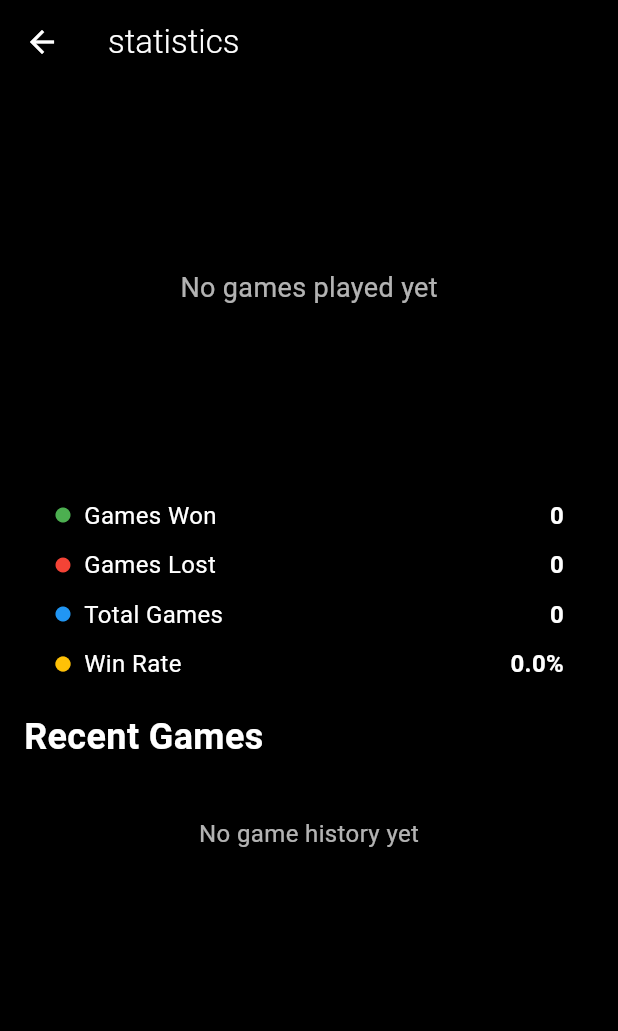
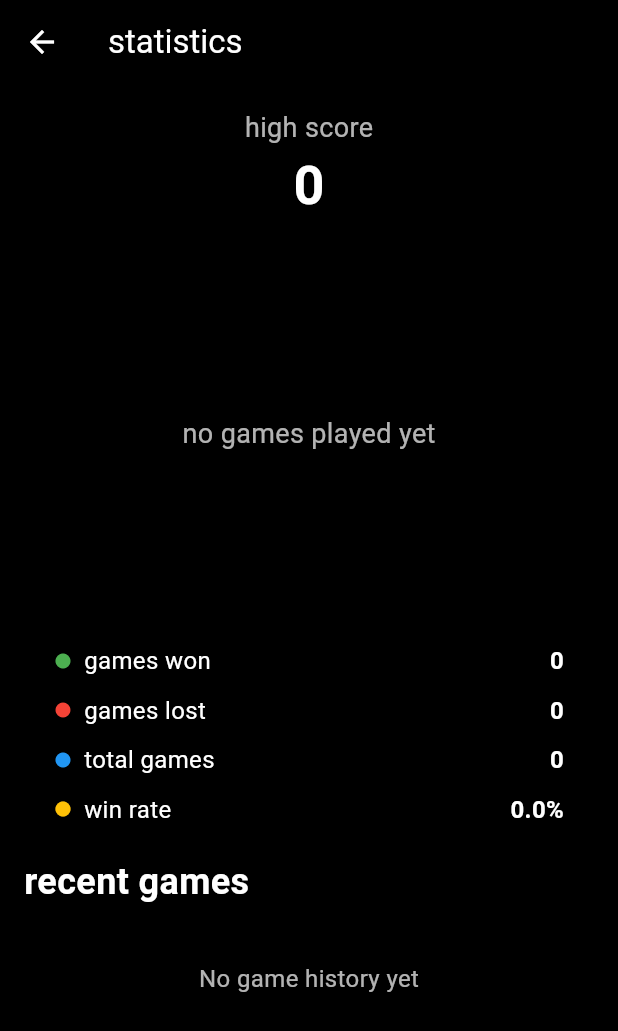
Before and after one commit to Illogicalll/solace, a Flutter app: the screen it shows after launch, after a tap on "statistics", on a phone screen of 412 x 824 dp. Shown: the top 1031 px of the screen. Run offline on Flutter 3.47's test engine with Material 3 defaults, Android fonts, the phone set to English and light mode, and no system bars; our stand-ins replace fl_chart, flutter_svg, shared_preferences; Roboto replaces fonts that are missing (CabinetGrotesk).

Commit message:
app icon, high score, victory screen restyle

```diff
--- a/lib/main.dart
+++ b/lib/main.dart
@@ -157,6 +157,12 @@ class _MainAppState extends State<MainApp> {
                                             await prefs.setInt('solace_games_lost', gamesLost + 1);
 
                                             final score = prefs.getInt('solace_score') ?? 0;
+
+                                            final currentHighScore = prefs.getInt('solace_high_score') ?? 0;
+                                            if (score > currentHighScore) {
+                                              await prefs.setInt('solace_high_score', score);
+                                            }
+
                                             final gameHistoryJson = prefs.getString('solace_games_history') ?? '[]';
                                             List<dynamic> gameHistory = [];
                                             try {
--- a/lib/statistics.dart
+++ b/lib/statistics.dart
@@ -14,6 +14,7 @@ class StatisticsPage extends StatefulWidget {
 class _StatisticsPageState extends State<StatisticsPage> {
   int gamesWon = 0;
   int gamesLost = 0;
+  int highScore = 0;
   bool isLoading = true;
   List<Map<String, dynamic>> recentGames = [];
 
@@ -28,6 +29,9 @@ class _StatisticsPageState extends State<StatisticsPage> {
     final won = prefs.getInt('solace_games_won') ?? 0;
     final lost = prefs.getInt('solace_games_lost') ?? 0;
 
+    // Load high score from persistent storage
+    final storedHighScore = prefs.getInt('solace_high_score') ?? 0;
+
     final gamesHistoryJson = prefs.getString('solace_games_history') ?? '[]';
     List<dynamic> gamesHistoryList = [];
     try {
@@ -39,6 +43,7 @@ class _StatisticsPageState extends State<StatisticsPage> {
     setState(() {
       gamesWon = won;
       gamesLost = lost;
+      highScore = storedHighScore;
       recentGames = List<Map<String, dynamic>>.from(gamesHistoryList);
       isLoading = false;
     });
@@ -55,7 +60,7 @@ class _StatisticsPageState extends State<StatisticsPage> {
           style: TextStyle(
             color: Colors.white,
             fontFamily: 'CabinetGrotesk',
-            fontWeight: FontWeight.w300,
+            fontWeight: FontWeight.w400,
           ),
         ),
         backgroundColor: Colors.black,
@@ -68,6 +73,30 @@ class _StatisticsPageState extends State<StatisticsPage> {
               child: Column(
                 crossAxisAlignment: CrossAxisAlignment.start,
                 children: [
+                  Center(
+                    child: Column(
+                      children: [
+                        const Text(
+                          'high score',
+                          style: TextStyle(
+                            color: Colors.white70,
+                            fontSize: 18,
+                            fontFamily: 'CabinetGrotesk',
+                          ),
+                        ),
+                        Text(
+                          '$highScore',
+                          style: const TextStyle(
+                            color: Colors.white,
+                            fontSize: 36,
+                            fontWeight: FontWeight.bold,
+                            fontFamily: 'CabinetGrotesk',
+                          ),
+                        ),
+                        const SizedBox(height: 20),
+                      ],
+                    ),
+                  ),
                   const SizedBox(height: 20),
                   SizedBox(
                     height: 200,
@@ -78,11 +107,12 @@ class _StatisticsPageState extends State<StatisticsPage> {
                   _buildStatsList(),
                   const SizedBox(height: 20),
                   const Text(
-                    'Recent Games',
+                    'recent games',
                     style: TextStyle(
                       color: Colors.white,
                       fontSize: 24,
                       fontWeight: FontWeight.bold,
+                      fontFamily: 'CabinetGrotesk',
                     ),
                   ),
                   const SizedBox(height: 16),
@@ -99,7 +129,7 @@ class _StatisticsPageState extends State<StatisticsPage> {
     if (total == 0) {
       return const Center(
         child: Text(
-          'No games played yet',
+          'no games played yet',
           style: TextStyle(color: Colors.white70, fontSize: 18),
         )
       );
@@ -146,13 +176,13 @@ class _StatisticsPageState extends State<StatisticsPage> {
       padding: const EdgeInsets.symmetric(horizontal: 20.0),
       child: Column(
         children: [
-          _buildStatRow('Games Won', gamesWon.toString(), Colors.green),
+          _buildStatRow('games won', gamesWon.toString(), Colors.green),
           const SizedBox(height: 10),
-          _buildStatRow('Games Lost', gamesLost.toString(), Colors.red),
+          _buildStatRow('games lost', gamesLost.toString(), Colors.red),
           const SizedBox(height: 10),
-          _buildStatRow('Total Games', (gamesWon + gamesLost).toString(), Colors.blue),
+          _buildStatRow('total games', (gamesWon + gamesLost).toString(), Colors.blue),
           const SizedBox(height: 10),
-          _buildStatRow('Win Rate', '$winRate%', Colors.amber),
+          _buildStatRow('win rate', '$winRate%', Colors.amber),
         ],
       ),
     );
@@ -223,12 +253,12 @@ class _StatisticsPageState extends State<StatisticsPage> {
                 color: isWin ? Colors.green : Colors.red,
               ),
               child: Icon(
-                isWin ? Icons.check : Icons.close,
+                isWin ? Icons.emoji_events : Icons.close,
                 color: Colors.white,
               ),
             ),
             title: Text(
-              isWin ? 'Victory!' : 'Defeat',
+              isWin ? 'victory' : 'defeat',
               style: TextStyle(
                 color: isWin ? Colors.green : Colors.red,
                 fontWeight: FontWeight.bold,
@@ -239,7 +269,7 @@ class _StatisticsPageState extends State<StatisticsPage> {
               style: const TextStyle(color: Colors.white70),
             ),
             trailing: Text(
-              'Score: $score',
+              'score: $score',
               style: const TextStyle(color: Colors.white),
             ),
             onTap: () {
--- a/pubspec.yaml
+++ b/pubspec.yaml
@@ -1,5 +1,5 @@
 name: solace
-description: "A new Flutter project."
+description: "minimalistic solitaire"
 publish_to: 'none'
 version: 0.1.0
 
```
Also changed, not shown: lib/game_detail_view.dart (+14 -18 lines), lib/play.dart (+88 -24 lines), assets/icons/cardback.png (added), assets/icons/cardback.svg (deleted), 24 other files.
